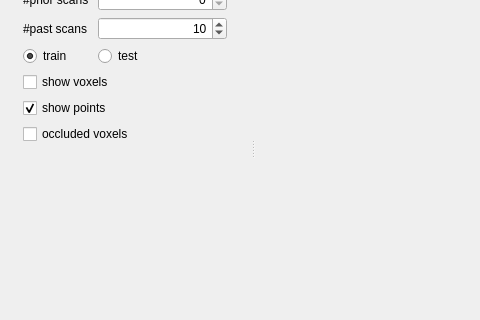
First picture: the form in src/VoxelizerMainFrame.ui, repository jbehley/voxelizer, before the edit; both pictures show x 0 to 480 and y 169 to 489 of the 916 by 627 pixel window.
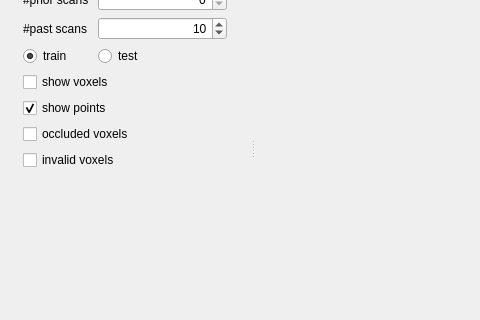
Second picture: the form after the edit. Custom widgets are drawn as their Qt base class.

Commit message: determine invalid voxels, i.e., voxels that never get observed.

Patch:
```diff
--- a/src/VoxelizerMainFrame.ui
+++ b/src/VoxelizerMainFrame.ui
@@ -166,7 +166,7 @@
           <x>0</x>
           <y>0</y>
           <width>232</width>
-          <height>455</height>
+          <height>459</height>
          </rect>
         </property>
         <attribute name="label">
@@ -308,6 +308,13 @@
              </property>
             </widget>
            </item>
+           <item row="8" column="0" colspan="2">
+            <widget class="QCheckBox" name="chkShowInvalid">
+             <property name="text">
+              <string>invalid voxels</string>
+             </property>
+            </widget>
+           </item>
           </layout>
          </item>
          <item>
```
Left out of the diff: 4 changed lines with no effect on the pictures. The commit also changes 6 other files.
